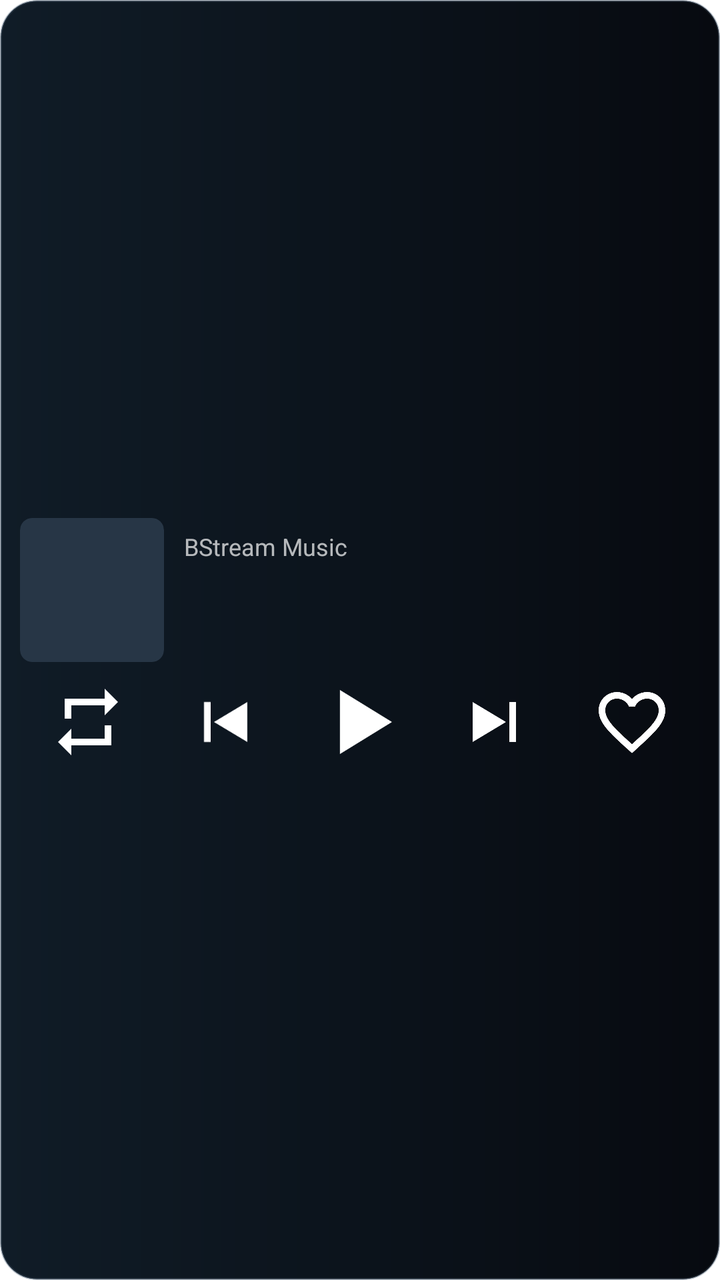
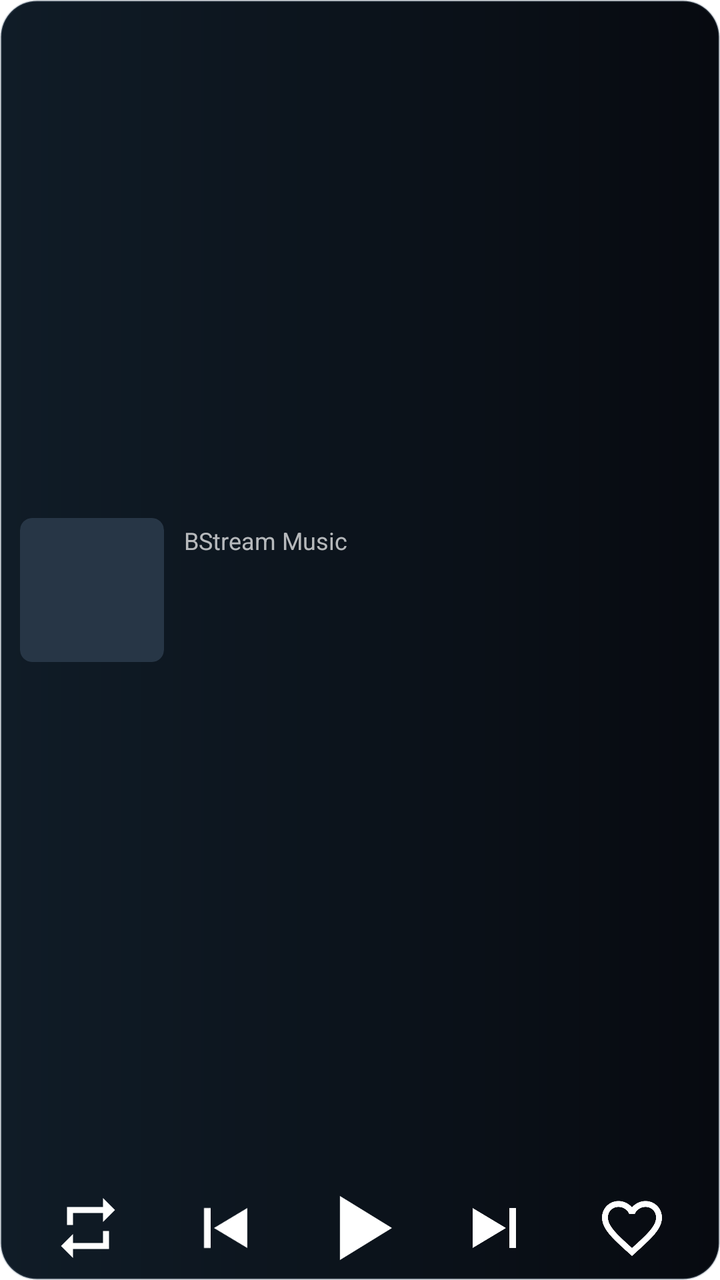

Two renders of the same Android screen: before a commit and after it. Below are the layout's source before the change and the commit's diff.
<!-- AndroidManifest.xml: fallback theme Theme.MaterialComponents.DayNight.NoActionBar -->
<!-- res/layout/bstream_music_widget.xml -->
<?xml version="1.0" encoding="utf-8"?>
<FrameLayout xmlns:android="http://schemas.android.com/apk/res/android"
    android:layout_width="match_parent"
    android:layout_height="match_parent"
    android:layout_marginStart="4dp"
    android:layout_marginEnd="4dp"
    android:layout_marginTop="4dp"
    android:layout_marginBottom="0dp"
    android:background="@drawable/bstream_widget_background">

    <ImageView
        android:id="@+id/widget_backdrop"
        android:layout_width="match_parent"
        android:layout_height="match_parent"
        android:background="@drawable/bstream_widget_background"
        android:clipToOutline="true"
        android:contentDescription="@null"
        android:scaleType="fitXY" />

    <LinearLayout
        android:id="@+id/widget_card"
        android:layout_width="match_parent"
        android:layout_height="match_parent"
        android:gravity="center_vertical"
        android:orientation="vertical"
        android:paddingHorizontal="10dp"
        android:paddingTop="6dp"
        android:paddingBottom="2dp">

        <LinearLayout
            android:id="@+id/widget_metadata"
            android:layout_width="match_parent"
            android:layout_height="wrap_content"
            android:gravity="center_vertical"
            android:orientation="horizontal">

            <ImageView
                android:id="@+id/widget_artwork"
                android:layout_width="72dp"
                android:layout_height="72dp"
                android:background="@drawable/bstream_widget_artwork_background"
                android:clipToOutline="true"
                android:contentDescription="@string/widget_artwork_description"
                android:scaleType="centerCrop" />

            <LinearLayout
                android:layout_width="0dp"
                android:layout_height="wrap_content"
                android:layout_marginStart="10dp"
                android:layout_weight="1"
                android:gravity="center_vertical"
                android:orientation="vertical">

                <TextView
                    android:id="@+id/widget_player_name"
                    android:layout_width="match_parent"
                    android:layout_height="wrap_content"
                    android:ellipsize="end"
                    android:singleLine="true"
                    android:text="@string/widget_player_name"
                    android:textColor="#B3FFFFFF"
                    android:textSize="12sp" />

                <TextView
                    android:id="@+id/widget_title"
                    android:layout_width="match_parent"
                    android:layout_height="wrap_content"
                    android:layout_marginTop="2dp"
                    android:ellipsize="end"
                    android:fontFamily="sans-serif-medium"
                    android:textStyle="bold"
                    android:singleLine="true"
                    android:textColor="#FFFFFFFF"
                    android:textSize="16sp" />

                <TextView
                    android:id="@+id/widget_artist"
                    android:layout_width="match_parent"
                    android:layout_height="wrap_content"
                    android:layout_marginTop="2dp"
                    android:ellipsize="end"
                    android:singleLine="true"
                    android:textColor="#D7DDE3E8"
                    android:textSize="13sp" />
            </LinearLayout>
        </LinearLayout>

        <LinearLayout
            android:id="@+id/widget_controls"
            android:layout_width="match_parent"
            android:layout_height="48dp"
            android:layout_marginTop="6dp"
            android:gravity="center"
            android:orientation="horizontal">

            <ImageView
                android:id="@+id/widget_repeat"
                android:layout_width="0dp"
                android:layout_height="48dp"
                android:layout_weight="1"
                android:background="@android:color/transparent"
                android:contentDescription="@string/widget_repeat"
                android:padding="4dp"
                android:src="@drawable/bstream_widget_repeat"
                android:scaleType="fitCenter"
                android:tint="#FFFFFFFF" />

            <ImageView
                android:id="@+id/widget_previous"
                android:layout_width="0dp"
                android:layout_height="48dp"
                android:layout_weight="1"
                android:background="@android:color/transparent"
                android:contentDescription="@string/widget_previous"
                android:padding="4dp"
                android:src="@drawable/bstream_widget_previous"
                android:scaleType="fitCenter"
                android:tint="#FFFFFFFF" />

            <ImageView
                android:id="@+id/widget_play_pause"
                android:layout_width="0dp"
                android:layout_height="48dp"
                android:layout_weight="1"
                android:background="@android:color/transparent"
                android:contentDescription="@string/widget_play_pause"
                android:padding="0dp"
                android:src="@drawable/bstream_widget_play"
                android:scaleType="fitCenter"
                android:tint="#FFFFFFFF" />

            <ImageView
                android:id="@+id/widget_next"
                android:layout_width="0dp"
                android:layout_height="48dp"
                android:layout_weight="1"
                android:background="@android:color/transparent"
                android:contentDescription="@string/widget_next"
                android:padding="4dp"
                android:src="@drawable/bstream_widget_next"
                android:scaleType="fitCenter"
                android:tint="#FFFFFFFF" />

            <ImageView
                android:id="@+id/widget_favorite"
                android:layout_width="0dp"
                android:layout_height="48dp"
                android:layout_weight="1"
                android:background="@android:color/transparent"
                android:contentDescription="@string/widget_favorite"
                android:padding="4dp"
                android:src="@drawable/bstream_widget_heart_outline"
                android:scaleType="fitCenter"
                android:tint="#FFFFFFFF" />
        </LinearLayout>
    </LinearLayout>
</FrameLayout>
<!-- resources referenced by this layout -->
<resources>
  <!-- drawable bstream_widget_artwork_background (drawable) -->
  <?xml version="1.0" encoding="utf-8"?>
  <shape xmlns:android="http://schemas.android.com/apk/res/android" android:shape="rectangle">
      <corners android:radius="6dp" />
      <solid android:color="#FF273646" />
  </shape>
  <!-- drawable bstream_widget_background (drawable) -->
  <?xml version="1.0" encoding="utf-8"?>
  <shape xmlns:android="http://schemas.android.com/apk/res/android" android:shape="rectangle">
      <corners android:radius="18dp" />
      <gradient android:angle="0" android:startColor="#FF101C27" android:endColor="#FF070A10" />
      <stroke android:width="1dp" android:color="#405E7182" />
  </shape>
  <!-- drawable bstream_widget_heart_outline (drawable) -->
  <vector xmlns:android="http://schemas.android.com/apk/res/android"
      android:width="32dp"
      android:height="32dp"
      android:viewportWidth="24"
      android:viewportHeight="24">
      <path
          android:fillColor="#FFFFFFFF"
          android:pathData="M16.5,3c-1.74,0 -3.41,0.81 -4.5,2.09C10.91,3.81 9.24,3 7.5,3 4.42,3 2,5.42 2,8.5c0,3.78 3.4,6.86 8.55,11.54L12,21.35l1.45,-1.32C18.6,15.36 22,12.28 22,8.5 22,5.42 19.58,3 16.5,3zM12.1,18.55l-0.1,0.1 -0.1,-0.1C7.14,14.24 4,11.39 4,8.5 4,6.5 5.5,5 7.5,5c1.54,0 3.04,0.99 3.57,2.36h1.87C13.46,5.99 14.96,5 16.5,5 18.5,5 20,6.5 20,8.5c0,2.89 -3.14,5.74 -7.9,10.05z" />
  </vector>
  <!-- drawable bstream_widget_next (drawable) -->
  <vector xmlns:android="http://schemas.android.com/apk/res/android"
      android:width="32dp"
      android:height="32dp"
      android:viewportWidth="24"
      android:viewportHeight="24">
      <path
          android:fillColor="#FFFFFFFF"
          android:pathData="M16,6h2v12h-2zM5,6v12l10,-6z" />
  </vector>
  <!-- drawable bstream_widget_play (drawable) -->
  <vector xmlns:android="http://schemas.android.com/apk/res/android"
      android:width="32dp"
      android:height="32dp"
      android:viewportWidth="24"
      android:viewportHeight="24">
      <path
          android:fillColor="#FFFFFFFF"
          android:pathData="M7,4v16l13,-8z" />
  </vector>
  <!-- drawable bstream_widget_previous (drawable) -->
  <vector xmlns:android="http://schemas.android.com/apk/res/android"
      android:width="32dp"
      android:height="32dp"
      android:viewportWidth="24"
      android:viewportHeight="24">
      <path
          android:fillColor="#FFFFFFFF"
          android:pathData="M6,6h2v12H6zM19,6v12l-10,-6z" />
  </vector>
  <!-- drawable bstream_widget_repeat (drawable) -->
  <vector xmlns:android="http://schemas.android.com/apk/res/android"
      android:width="32dp"
      android:height="32dp"
      android:viewportWidth="24"
      android:viewportHeight="24">
      <path
          android:fillColor="#FFFFFFFF"
          android:pathData="M7,7h10v3l4,-4 -4,-4v3H5v6h2V7zM17,17H7v-3l-4,4 4,4v-3h12v-6h-2v4z" />
  </vector>
  <string name="widget_artwork_description">Portada de la canción</string>
  <string name="widget_favorite">Favoritos</string>
  <string name="widget_next">Siguiente</string>
  <string name="widget_play_pause">Reproducir o pausar</string>
  <string name="widget_player_name">BStream Music</string>
  <string name="widget_previous">Anterior</string>
  <string name="widget_repeat">Repetir</string>
</resources>

<!-- the commit's change to res/layout/bstream_music_widget.xml (unified diff, before → after) -->
@@ -8,14 +8,10 @@
     android:layout_marginBottom="0dp"
     android:background="@drawable/bstream_widget_background">
 
-    <ImageView
-        android:id="@+id/widget_backdrop"
-        android:layout_width="match_parent"
-        android:layout_height="match_parent"
-        android:background="@drawable/bstream_widget_background"
-        android:clipToOutline="true"
-        android:contentDescription="@null"
-        android:scaleType="fitXY" />
+    <include
+        layout="@layout/bstream_widget_backdrop_crossfade"
+        android:layout_width="match_parent"
+        android:layout_height="match_parent" />
 
     <LinearLayout
         android:id="@+id/widget_card"
@@ -24,24 +20,21 @@
         android:gravity="center_vertical"
         android:orientation="vertical"
         android:paddingHorizontal="10dp"
-        android:paddingTop="6dp"
+        android:paddingTop="2dp"
         android:paddingBottom="2dp">
 
         <LinearLayout
             android:id="@+id/widget_metadata"
             android:layout_width="match_parent"
-            android:layout_height="wrap_content"
+            android:layout_height="0dp"
+            android:layout_weight="1"
             android:gravity="center_vertical"
             android:orientation="horizontal">
 
-            <ImageView
-                android:id="@+id/widget_artwork"
+            <include
+                layout="@layout/bstream_widget_artwork_crossfade"
                 android:layout_width="72dp"
-                android:layout_height="72dp"
-                android:background="@drawable/bstream_widget_artwork_background"
-                android:clipToOutline="true"
-                android:contentDescription="@string/widget_artwork_description"
-                android:scaleType="centerCrop" />
+                android:layout_height="72dp" />
 
             <LinearLayout
                 android:layout_width="0dp"
@@ -65,7 +58,7 @@
                     android:id="@+id/widget_title"
                     android:layout_width="match_parent"
                     android:layout_height="wrap_content"
-                    android:layout_marginTop="2dp"
+                    android:layout_marginTop="5dp"
                     android:ellipsize="end"
                     android:fontFamily="sans-serif-medium"
                     android:textStyle="bold"
@@ -77,7 +70,7 @@
                     android:id="@+id/widget_artist"
                     android:layout_width="match_parent"
                     android:layout_height="wrap_content"
-                    android:layout_marginTop="2dp"
+                    android:layout_marginTop="5dp"
                     android:ellipsize="end"
                     android:singleLine="true"
                     android:textColor="#D7DDE3E8"
@@ -89,7 +82,7 @@
             android:id="@+id/widget_controls"
             android:layout_width="match_parent"
             android:layout_height="48dp"
-            android:layout_marginTop="6dp"
+            android:layout_marginTop="2dp"
             android:gravity="center"
             android:orientation="horizontal">
 
@@ -155,3 +148,59 @@
         </LinearLayout>
     </LinearLayout>
 </FrameLayout>
+<!-- res/layout/bstream_widget_backdrop_crossfade.xml (included above) -->
+<?xml version="1.0" encoding="utf-8"?>
+<ViewFlipper xmlns:android="http://schemas.android.com/apk/res/android"
+    android:id="@+id/widget_backdrop"
+    android:layout_width="match_parent"
+    android:layout_height="match_parent"
+    android:animateFirstView="true"
+    android:autoStart="false"
+    android:background="@drawable/bstream_widget_clip_outline"
+    android:clipToOutline="true"
+    android:contentDescription="@null"
+    android:inAnimation="@anim/bstream_widget_fade_in"
+    android:outAnimation="@anim/bstream_widget_fade_out">
+
+    <ImageView
+        android:id="@+id/widget_backdrop_first"
+        android:layout_width="match_parent"
+        android:layout_height="match_parent"
+        android:contentDescription="@null"
+        android:scaleType="fitXY" />
+
+    <ImageView
+        android:id="@+id/widget_backdrop_second"
+        android:layout_width="match_parent"
+        android:layout_height="match_parent"
+        android:contentDescription="@null"
+        android:scaleType="fitXY" />
+</ViewFlipper>
+<!-- res/layout/bstream_widget_artwork_crossfade.xml (included above) -->
+<?xml version="1.0" encoding="utf-8"?>
+<ViewFlipper xmlns:android="http://schemas.android.com/apk/res/android"
+    android:id="@+id/widget_artwork"
+    android:layout_width="match_parent"
+    android:layout_height="match_parent"
+    android:animateFirstView="true"
+    android:autoStart="false"
+    android:background="@drawable/bstream_widget_artwork_background"
+    android:clipToOutline="true"
+    android:contentDescription="@string/widget_artwork_description"
+    android:inAnimation="@anim/bstream_widget_fade_in"
+    android:outAnimation="@anim/bstream_widget_fade_out">
+
+    <ImageView
+        android:id="@+id/widget_artwork_first"
+        android:layout_width="match_parent"
+        android:layout_height="match_parent"
+        android:contentDescription="@null"
+        android:scaleType="centerCrop" />
+
+    <ImageView
+        android:id="@+id/widget_artwork_second"
+        android:layout_width="match_parent"
+        android:layout_height="match_parent"
+        android:contentDescription="@null"
+        android:scaleType="centerCrop" />
+</ViewFlipper>
<!-- resource entries referenced after the edit -->
@@ -13,15 +13,23 @@
       <gradient android:angle="0" android:startColor="#FF101C27" android:endColor="#FF070A10" />
       <stroke android:width="1dp" android:color="#405E7182" />
   </shape>
+  <!-- drawable bstream_widget_clip_outline (drawable) -->
+  <?xml version="1.0" encoding="utf-8"?>
+  <shape xmlns:android="http://schemas.android.com/apk/res/android" android:shape="rectangle">
+      <corners android:radius="18dp" />
+      <solid android:color="#00000000" />
+  </shape>
   <!-- drawable bstream_widget_heart_outline (drawable) -->
   <vector xmlns:android="http://schemas.android.com/apk/res/android"
       android:width="32dp"
       android:height="32dp"
       android:viewportWidth="24"
       android:viewportHeight="24">
+      <group android:pivotX="12" android:pivotY="12" android:scaleX="0.9" android:scaleY="0.9">
       <path
           android:fillColor="#FFFFFFFF"
           android:pathData="M16.5,3c-1.74,0 -3.41,0.81 -4.5,2.09C10.91,3.81 9.24,3 7.5,3 4.42,3 2,5.42 2,8.5c0,3.78 3.4,6.86 8.55,11.54L12,21.35l1.45,-1.32C18.6,15.36 22,12.28 22,8.5 22,5.42 19.58,3 16.5,3zM12.1,18.55l-0.1,0.1 -0.1,-0.1C7.14,14.24 4,11.39 4,8.5 4,6.5 5.5,5 7.5,5c1.54,0 3.04,0.99 3.57,2.36h1.87C13.46,5.99 14.96,5 16.5,5 18.5,5 20,6.5 20,8.5c0,2.89 -3.14,5.74 -7.9,10.05z" />
+      </group>
   </vector>
   <!-- drawable bstream_widget_next (drawable) -->
   <vector xmlns:android="http://schemas.android.com/apk/res/android"
@@ -59,9 +67,11 @@
       android:height="32dp"
       android:viewportWidth="24"
       android:viewportHeight="24">
+      <group android:pivotX="12" android:pivotY="12" android:scaleX="0.9" android:scaleY="0.9">
       <path
           android:fillColor="#FFFFFFFF"
           android:pathData="M7,7h10v3l4,-4 -4,-4v3H5v6h2V7zM17,17H7v-3l-4,4 4,4v-3h12v-6h-2v4z" />
+      </group>
   </vector>
   <string name="widget_artwork_description">Portada de la canción</string>
   <string name="widget_favorite">Favoritos</string>
